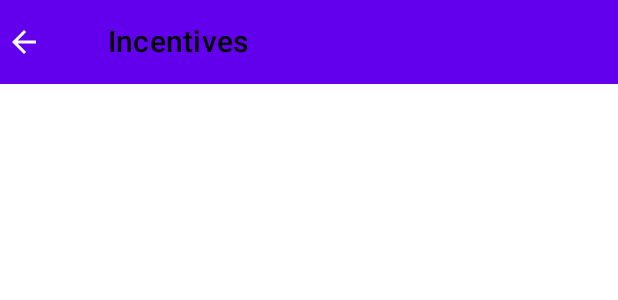
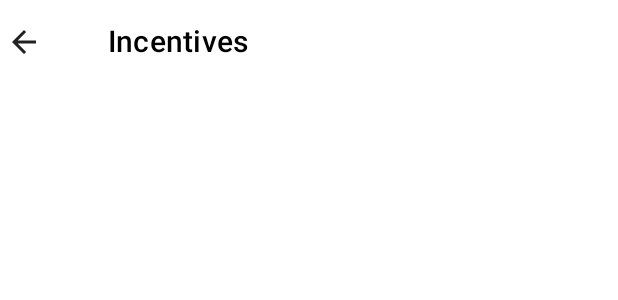
Before and after one commit to timkwali/InterviewApp, an Android app built with Jetpack Compose: the @Preview function AppBarPreview, on a phone screen of 412 x 824 dp. Shown: the top 300 px of the screen. Run offline under Robolectric (Android 15) with nearby library versions, the phone set to English and light mode, and no system bars.

Commit message:
complete app

```diff
--- a/app/src/main/java/com/example/interviewapp/MainActivity.kt
+++ b/app/src/main/java/com/example/interviewapp/MainActivity.kt
@@ -10,6 +10,7 @@ import androidx.compose.material.Text
 import androidx.compose.runtime.Composable
 import androidx.compose.ui.Modifier
 import androidx.compose.ui.tooling.preview.Preview
+import com.example.interviewapp.incentives.Incentives
 import com.example.interviewapp.ui.theme.InterviewAppTheme
 
 class MainActivity : ComponentActivity() {
@@ -22,7 +23,7 @@ class MainActivity : ComponentActivity() {
                     modifier = Modifier.fillMaxSize(),
                     color = MaterialTheme.colors.background
                 ) {
-                    Greeting("Android")
+                    Incentives(modifier = Modifier, progress = 65)
                 }
             }
         }
--- a/app/src/main/java/com/example/interviewapp/incentives/AppBar.kt
+++ b/app/src/main/java/com/example/interviewapp/incentives/AppBar.kt
@@ -16,7 +16,8 @@ fun AppBar(text: String, modifier: Modifier = Modifier) {
     TopAppBar(
         navigationIcon = {Icon(imageVector = Icons.Filled.ArrowBack, contentDescription = "Back Arrow")},
         title = { Text(text = text, color = Color.Black)},
-        modifier = modifier.background(Color.White)
+        modifier = modifier.background(Color.White),
+        backgroundColor = Color.White
     )
 }
 
--- a/app/src/main/java/com/example/interviewapp/ui/theme/Theme.kt
+++ b/app/src/main/java/com/example/interviewapp/ui/theme/Theme.kt
@@ -5,6 +5,7 @@ import androidx.compose.material.MaterialTheme
 import androidx.compose.material.darkColors
 import androidx.compose.material.lightColors
 import androidx.compose.runtime.Composable
+import androidx.compose.ui.graphics.Color
 
 private val DarkColorPalette = darkColors(
     primary = Purple200,
@@ -13,7 +14,7 @@ private val DarkColorPalette = darkColors(
 )
 
 private val LightColorPalette = lightColors(
-    primary = Purple500,
+    primary = Color.White,
     primaryVariant = Purple700,
     secondary = Teal200
 
```
